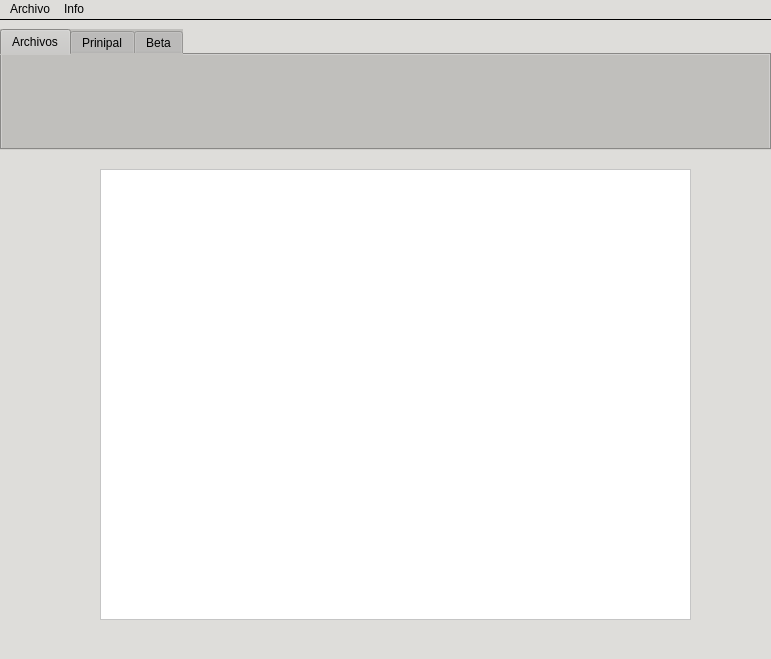
Above: EditorDeTexto/mainwindow.ui from JhojanZ/Editor-de-texto before the change. Below: the same form after it.
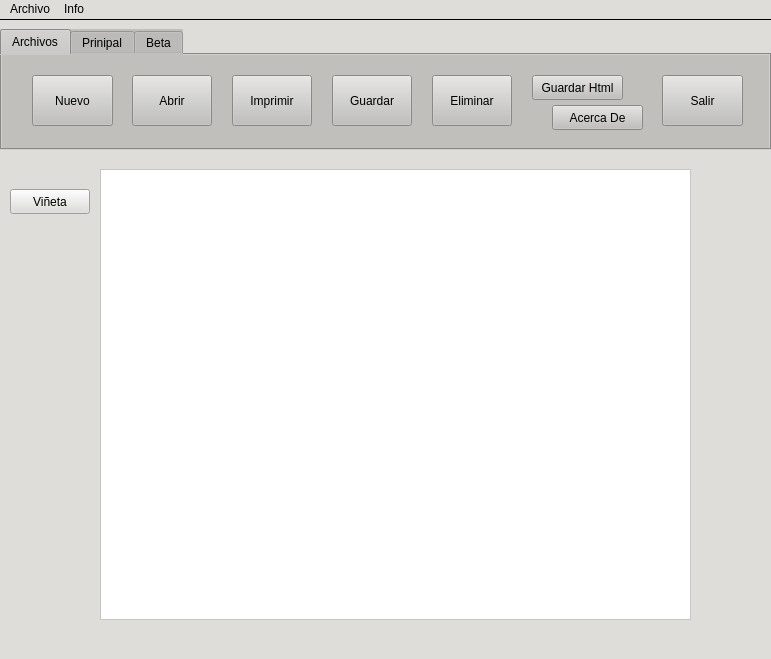
That is the form after the change. The open tabs and pages were chosen to show the change. Icons and pictures are not drawn.

```diff
--- a/EditorDeTexto/mainwindow.ui
+++ b/EditorDeTexto/mainwindow.ui
@@ -80,6 +80,110 @@
      <attribute name="title">
       <string>Archivos</string>
      </attribute>
+     <widget class="QPushButton" name="imprimirArchivo">
+      <property name="geometry">
+       <rect>
+        <x>230</x>
+        <y>20</y>
+        <width>80</width>
+        <height>51</height>
+       </rect>
+      </property>
+      <property name="text">
+       <string>Imprimir</string>
+      </property>
+     </widget>
+     <widget class="QPushButton" name="guardarArchivo">
+      <property name="geometry">
+       <rect>
+        <x>330</x>
+        <y>20</y>
+        <width>80</width>
+        <height>51</height>
+       </rect>
+      </property>
+      <property name="text">
+       <string>Guardar</string>
+      </property>
+     </widget>
+     <widget class="QPushButton" name="salirPrograma">
+      <property name="geometry">
+       <rect>
+        <x>660</x>
+        <y>20</y>
+        <width>81</width>
+        <height>51</height>
+       </rect>
+      </property>
+      <property name="text">
+       <string>Salir</string>
+      </property>
+     </widget>
+     <widget class="QPushButton" name="info">
+      <property name="geometry">
+       <rect>
+        <x>550</x>
+        <y>50</y>
+        <width>91</width>
+        <height>25</height>
+       </rect>
+      </property>
+      <property name="text">
+       <string>Acerca De</string>
+      </property>
+     </widget>
+     <widget class="QPushButton" name="guardarHTML">
+      <property name="geometry">
+       <rect>
+        <x>530</x>
+        <y>20</y>
+        <width>91</width>
+        <height>25</height>
+       </rect>
+      </property>
+      <property name="text">
+       <string>Guardar Html</string>
+      </property>
+     </widget>
+     <widget class="QPushButton" name="nuevoArchivo">
+      <property name="geometry">
+       <rect>
+        <x>30</x>
+        <y>20</y>
+        <width>81</width>
+        <height>51</height>
+       </rect>
+      </property>
+      <property name="text">
+       <string>Nuevo</string>
+      </property>
+     </widget>
+     <widget class="QPushButton" name="abrirArchivo">
+      <property name="geometry">
+       <rect>
+        <x>130</x>
+        <y>20</y>
+        <width>80</width>
+        <height>51</height>
+       </rect>
+      </property>
+      <property name="text">
+       <string>Abrir</string>
+      </property>
+     </widget>
+     <widget class="QPushButton" name="eliminarArchivo">
+      <property name="geometry">
+       <rect>
+        <x>430</x>
+        <y>20</y>
+        <width>80</width>
+        <height>51</height>
+       </rect>
+      </property>
+      <property name="text">
+       <string>Eliminar</string>
+      </property>
+     </widget>
     </widget>
     <widget class="QWidget" name="principal">
      <attribute name="title">
@@ -656,6 +760,19 @@
      </widget>
     </widget>
    </widget>
+   <widget class="QPushButton" name="vinetas">
+    <property name="geometry">
+     <rect>
+      <x>10</x>
+      <y>170</y>
+      <width>80</width>
+      <height>25</height>
+     </rect>
+    </property>
+    <property name="text">
+     <string>Viñeta</string>
+    </property>
+   </widget>
   </widget>
   <widget class="QMenuBar" name="menubar">
    <property name="geometry">
```
Left out of the diff: 72 changed lines with no effect on the pictures.
